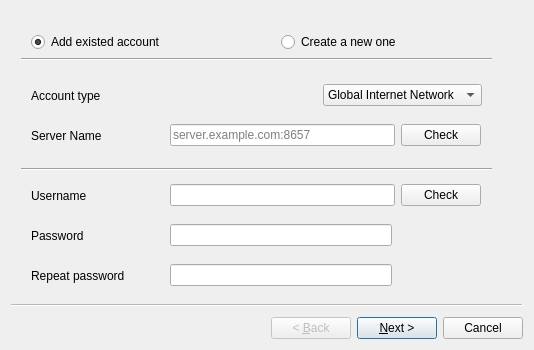
Old version of the form src/Client/GUI/design/AddAccount.ui in the repository industral/Nexuz.
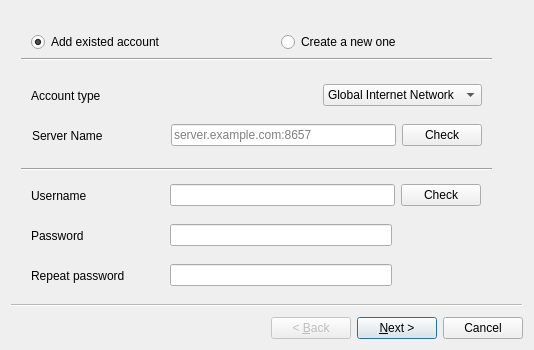
New version of the form.

Patch:
```diff
--- a/src/Client/GUI/design/AddAccount.ui
+++ b/src/Client/GUI/design/AddAccount.ui
@@ -49,70 +49,6 @@
      <string>Create a new one</string>
     </property>
    </widget>
-   <widget class="QWidget" name="layoutWidget">
-    <property name="geometry">
-     <rect>
-      <x>20</x>
-      <y>110</y>
-      <width>481</width>
-      <height>29</height>
-     </rect>
-    </property>
-    <layout class="QHBoxLayout" name="horizontalLayout">
-     <item>
-      <widget class="QLabel" name="label_2">
-       <property name="minimumSize">
-        <size>
-         <width>133</width>
-         <height>0</height>
-        </size>
-       </property>
-       <property name="toolTip">
-        <string>Server domain name or IP address with port</string>
-       </property>
-       <property name="text">
-        <string>Server Name</string>
-       </property>
-      </widget>
-     </item>
-     <item>
-      <widget class="QLineEdit" name="lineEdit">
-       <property name="toolTip">
-        <string/>
-       </property>
-       <property name="whatsThis">
-        <string/>
-       </property>
-       <property name="autoFillBackground">
-        <bool>false</bool>
-       </property>
-       <property name="placeholderText">
-        <string>server.example.com:8657</string>
-       </property>
-      </widget>
-     </item>
-     <item>
-      <widget class="QPushButton" name="pushButton">
-       <property name="text">
-        <string>Check</string>
-       </property>
-      </widget>
-     </item>
-     <item>
-      <widget class="QLabel" name="label_7">
-       <property name="minimumSize">
-        <size>
-         <width>25</width>
-         <height>0</height>
-        </size>
-       </property>
-       <property name="text">
-        <string/>
-       </property>
-      </widget>
-     </item>
-    </layout>
-   </widget>
    <widget class="Line" name="line">
     <property name="geometry">
      <rect>
@@ -139,7 +75,7 @@
      <enum>Qt::Horizontal</enum>
     </property>
    </widget>
-   <widget class="QWidget" name="">
+   <widget class="QWidget" name="layoutWidget">
     <property name="geometry">
      <rect>
       <x>20</x>
@@ -187,7 +123,7 @@
      </item>
     </layout>
    </widget>
-   <widget class="QWidget" name="">
+   <widget class="QWidget" name="layoutWidget">
     <property name="geometry">
      <rect>
       <x>20</x>
@@ -219,7 +155,7 @@
      </item>
     </layout>
    </widget>
-   <widget class="QWidget" name="">
+   <widget class="QWidget" name="layoutWidget">
     <property name="geometry">
      <rect>
       <x>20</x>
@@ -228,7 +164,7 @@
       <height>29</height>
      </rect>
     </property>
-    <layout class="QHBoxLayout" name="horizontalLayout_4">
+    <layout class="QHBoxLayout" name="repeatPassword">
      <item>
       <widget class="QLabel" name="label_5">
        <property name="minimumSize">
@@ -251,7 +187,7 @@
      </item>
     </layout>
    </widget>
-   <widget class="QWidget" name="">
+   <widget class="QWidget" name="layoutWidget">
     <property name="geometry">
      <rect>
       <x>20</x>
@@ -303,6 +239,80 @@
      </item>
     </layout>
    </widget>
+   <widget class="QWidget" name="customServer" native="true">
+    <property name="geometry">
+     <rect>
+      <x>20</x>
+      <y>110</y>
+      <width>491</width>
+      <height>31</height>
+     </rect>
+    </property>
+    <widget class="QWidget" name="">
+     <property name="geometry">
+      <rect>
+       <x>1</x>
+       <y>0</y>
+       <width>481</width>
+       <height>29</height>
+      </rect>
+     </property>
+     <layout class="QHBoxLayout" name="horizontalLayout_4">
+      <item>
+       <widget class="QLabel" name="label_2">
+        <property name="minimumSize">
+         <size>
+          <width>133</width>
+          <height>0</height>
+         </size>
+        </property>
+        <property name="toolTip">
+         <string>Server domain name or IP address with port</string>
+        </property>
+        <property name="text">
+         <string>Server Name</string>
+        </property>
+       </widget>
+      </item>
+      <item>
+       <widget class="QLineEdit" name="lineEdit">
+        <property name="toolTip">
+         <string/>
+        </property>
+        <property name="whatsThis">
+         <string/>
+        </property>
+        <property name="autoFillBackground">
+         <bool>false</bool>
+        </property>
+        <property name="placeholderText">
+         <string>server.example.com:8657</string>
+        </property>
+       </widget>
+      </item>
+      <item>
+       <widget class="QPushButton" name="pushButton">
+        <property name="text">
+         <string>Check</string>
+        </property>
+       </widget>
+      </item>
+      <item>
+       <widget class="QLabel" name="label_7">
+        <property name="minimumSize">
+         <size>
+          <width>25</width>
+          <height>0</height>
+         </size>
+        </property>
+        <property name="text">
+         <string/>
+        </property>
+       </widget>
+      </item>
+     </layout>
+    </widget>
+   </widget>
   </widget>
   <widget class="QWizardPage" name="wizardPage2"/>
  </widget>
```
Left out of the diff: 6 changed lines with no effect on the pictures.
